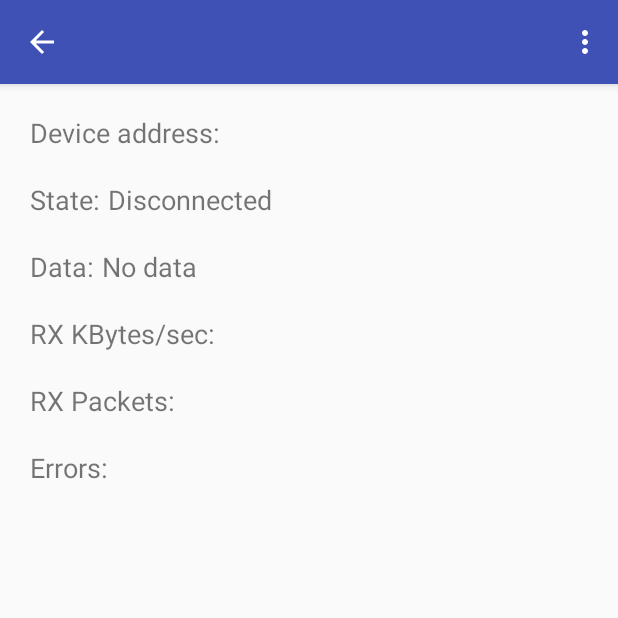
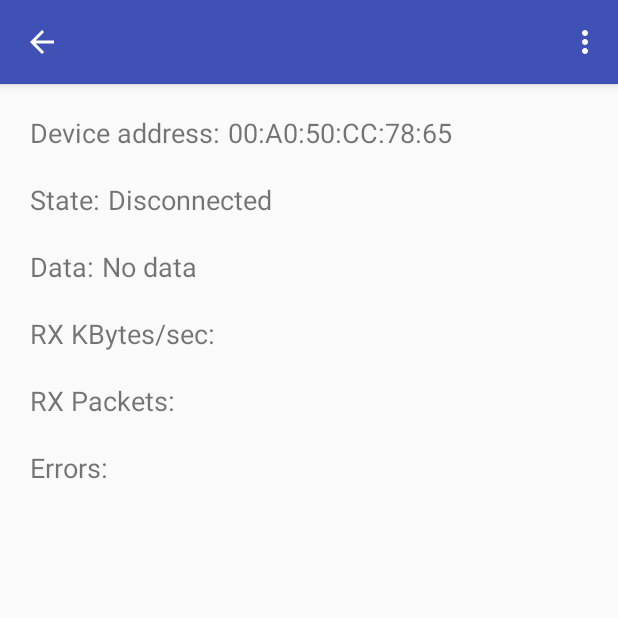
Before and after one commit to brian-silverman/yowatch, an Android app: the screen it shows after launch (MainActivity), on a phone screen of 412 x 824 dp, the top half of it. Run offline under Robolectric (Android 15) with nearby library versions, the phone set to English and light mode, and no system bars; 3 statements that could not run were skipped.

Commit message:
phone - hardcoded remote address

```diff
--- a/YoPhone/app/src/main/java/com/readysetstem/yophone/MainActivity.java
+++ b/YoPhone/app/src/main/java/com/readysetstem/yophone/MainActivity.java
@@ -137,6 +137,9 @@ public class MainActivity extends AppCompatActivity {
         final Intent intent = getIntent();
         mDeviceName = intent.getStringExtra(EXTRAS_DEVICE_NAME);
         mDeviceAddress = intent.getStringExtra(EXTRAS_DEVICE_ADDRESS);
+        if (mDeviceAddress == null) {
+            mDeviceAddress = "00:A0:50:CC:78:65";
+        }
 
         // Sets up UI references.
         ((TextView) findViewById(R.id.device_address)).setText(mDeviceAddress);
```
